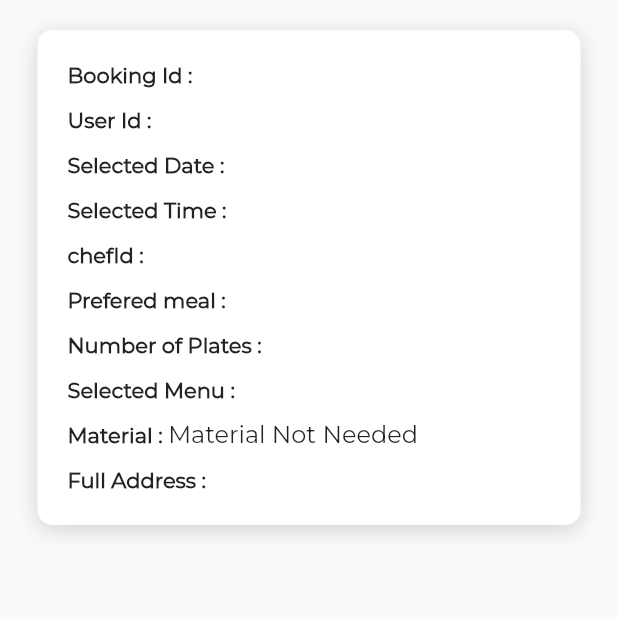
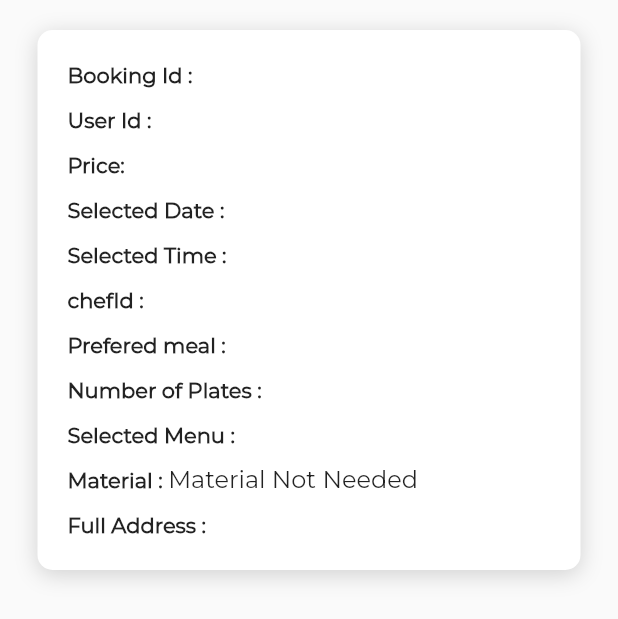
Before and after one commit to Chef-Connect-India-Tech/chef-connect-india, a Flutter app: what bookings_card() shows on an empty page, opened directly with empty values, on a phone screen of 412 x 824 dp. Shown: the top 619 px of the screen. Run offline on Flutter 3.47's test engine with Material 2 defaults, Android fonts, the phone set to English and light mode, and no system bars; our stand-ins replace cloud_firestore, country_code_picker, custom_radio_grouped_button, expandable, firebase_auth, firebase_core and 14 more; missing offline and left inert: multiselect_formfield, onboarding, paginate_firestore; accounts and stored records are empty; project files that could hold a hidden picture were left out.

Commit message:
price :moneybag:

```diff
--- a/lib/Helper/bokings_card.dart
+++ b/lib/Helper/bokings_card.dart
@@ -12,6 +12,7 @@ class bookings_card extends StatefulWidget {
   String preferedMeal;
   String fullAddress;
   String selectedMenu;
+  String preferedBudget;
   String withMaterial;
   bookings_card(
       {Key? key,
@@ -24,6 +25,7 @@ class bookings_card extends StatefulWidget {
       required this.selectedMenu,
       required this.fullAddress,
       required this.no_of_plates,
+      required this.preferedBudget,
       required this.withMaterial})
       : super(key: key);
 
@@ -104,6 +106,31 @@ class _bookings_cardState extends State<bookings_card> {
                           Text(
                             '${widget.userId}',
                             style: TextStyle(
+                              fontFamily: 'Montserrat',
+                              fontWeight: FontWeight.w400,
+                              fontSize: 16.0,
+                            ),
+                          )
+                        ],
+                      ),
+                    ),
+                    Padding(
+                      padding: const EdgeInsets.only(top: 10, left: 20),
+                      child: Row(
+                        mainAxisAlignment: MainAxisAlignment.start,
+                        children: [
+                          Text(
+                            'Price: ',
+                            style: TextStyle(
+                              fontFamily: 'Montserrat',
+                              fontWeight: FontWeight.w600,
+                              fontSize: 14.0,
+                            ),
+                          ),
+                          Text(
+                            '${widget.preferedBudget}',
+                            style: TextStyle(
+                              color: Colors.red,
                               fontFamily: 'Montserrat',
                               fontWeight: FontWeight.w400,
                               fontSize: 16.0,
--- a/lib/roles/chef/chef_registration_2.dart
+++ b/lib/roles/chef/chef_registration_2.dart
@@ -307,6 +307,8 @@ class _chef_registration_twoState extends State<chef_registration_two> {
                                 if (value!.isEmpty ||
                                     !RegExp(r'^[0-9]+$').hasMatch(value)) {
                                   return "Enter Correct Rate";
+                                } else if (int.parse(value) >= 20000) {
+                                  return "Rate per day can't be more than 20,000";
                                 } else {
                                   return null;
                                 }
--- a/lib/user_portal/bookings_status/inprogress.dart
+++ b/lib/user_portal/bookings_status/inprogress.dart
@@ -52,6 +52,7 @@ class _InprogressState extends State<Inprogress> {
                       selectedMenu: document["selectedMenu"][0],
                       fullAddress: document['address'],
                       withMaterial: document['withMaterial'].toString(),
+                      preferedBudget: document['preferedBudget'].toString(),
                       no_of_plates: document['numberOfPlates']);
                 }).toList(),
               );
--- a/lib/user_portal/bookings_status/pending.dart
+++ b/lib/user_portal/bookings_status/pending.dart
@@ -55,6 +55,7 @@ class _pendingState extends State<pending> {
                         bookingId: document['bookingId'],
                         chefId: document['chefId'],
                         userId: document["customerId"],
+                        preferedBudget: document["preferedBudget"],
                         preferedMeal: document['bookingSlot'],
                         selectedDate: document['requirementDate'],
                         selectedTime: document["requirementTime"],
--- a/lib/user_portal/bookings_status/success.dart
+++ b/lib/user_portal/bookings_status/success.dart
@@ -43,6 +43,7 @@ class _successState extends State<success> {
                       bookingId: document['bookingId'],
                       chefId: document['chefId'],
                       userId: document["customerId"],
+                      preferedBudget: document["preferedBudget"],
                       preferedMeal: document['bookingSlot'],
                       selectedDate: document['requirementDate'],
                       selectedTime: document["requirementTime"],
--- a/lib/user_portal/custom_user_checkout.dart
+++ b/lib/user_portal/custom_user_checkout.dart
@@ -84,7 +84,6 @@ class _custom_user_checkoutState extends State<custom_user_checkout> {
 
   @override
   Widget build(BuildContext context) {
-    print("error");
     print(widget.cid);
     Future showToast(String message) async {
       await Fluttertoast.cancel();
@@ -948,6 +947,7 @@ class _custom_user_checkoutState extends State<custom_user_checkout> {
     bookingModel.withMaterial = withmaterialChecked;
     bookingModel.bookingId = bookingId;
     bookingModel.bookingStatus = 'Pending';
+    bookingModel.preferedBudget = (widget.price).toString();
 
     await firebaseFirestore
         .collection("bookings")
--- a/lib/user_portal/user_checkout.dart
+++ b/lib/user_portal/user_checkout.dart
@@ -1030,6 +1030,7 @@ class _user_checkoutState extends State<user_checkout> {
     bookingModel.withMaterial = withmaterialChecked;
     bookingModel.bookingId = bookingId;
     bookingModel.bookingStatus = 'Pending';
+    bookingModel.preferedBudget = (widget.price).toString();
 
     await firebaseFirestore
         .collection("bookings")
```
